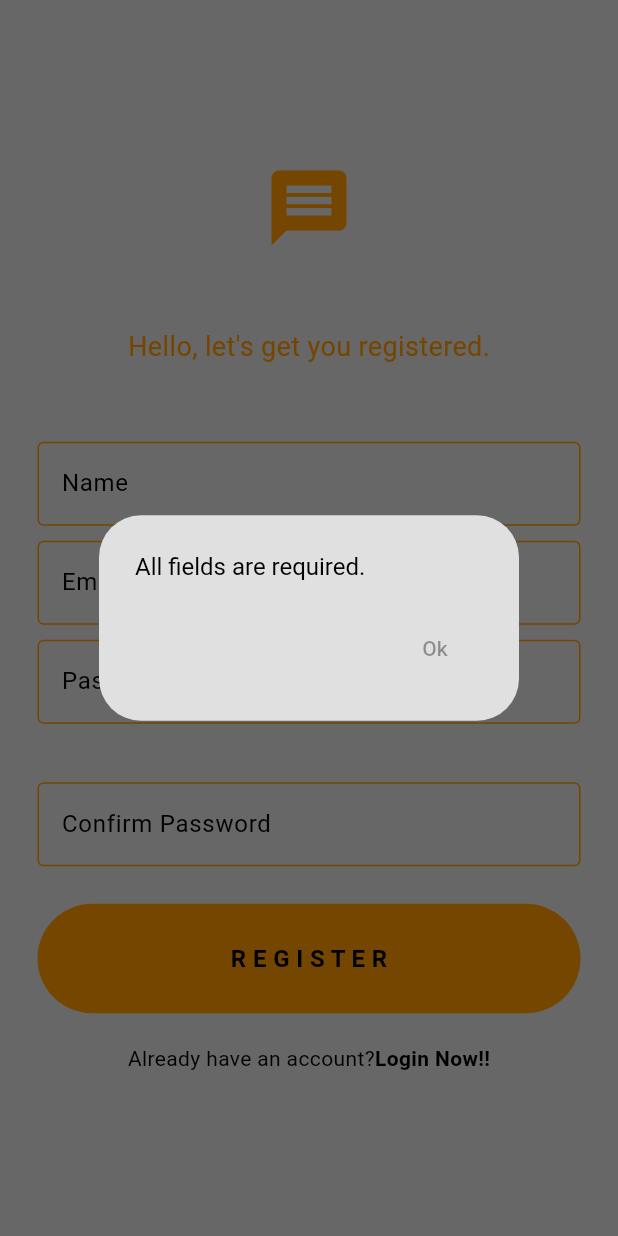
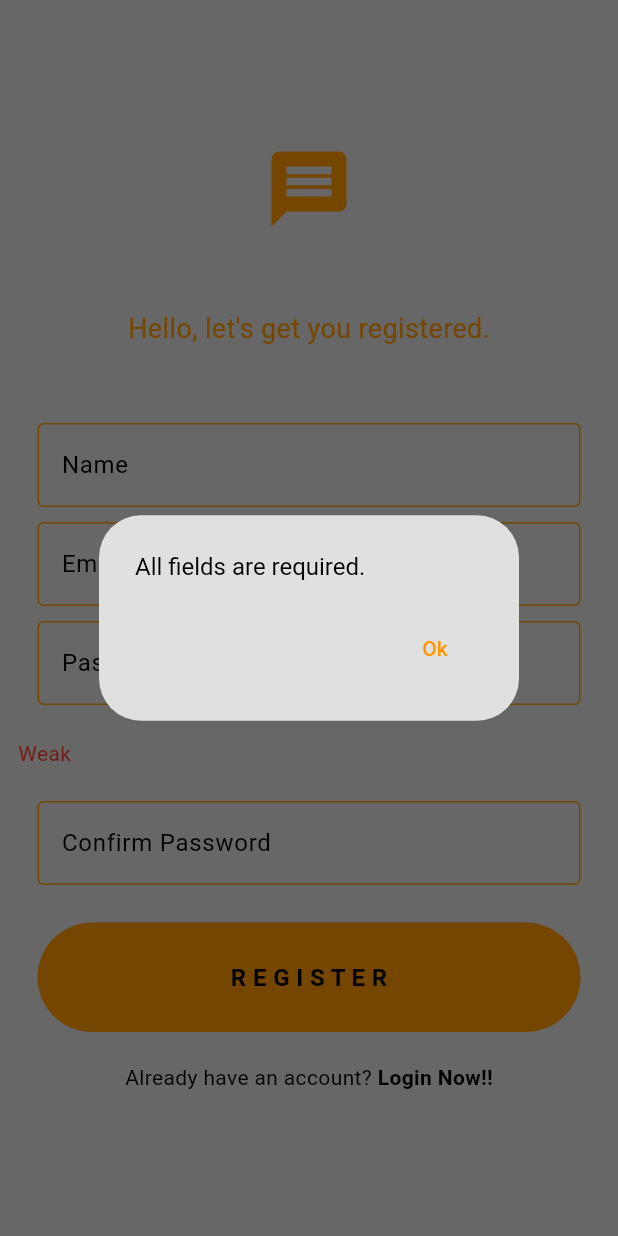
Before and after one commit to tpavankumarreddy/SafeChat_E2EE, a Flutter app: the RegisterPage screen opened directly with empty values, after a tap on "R E G I S T E R", on a phone screen of 412 x 824 dp. Run offline on Flutter 3.47's test engine with Material 3 defaults, Android fonts, the phone set to English and light mode, and no system bars; drawn by our look-alikes of dynamic_color; our stand-ins replace cloud_firestore, cloud_functions, email_validator, firebase_auth, firebase_core, flutter_secure_storage and 6 more; missing offline and left inert: cryptography, email_otp, x25519; accounts and stored records are empty.

Commit message:
Fixed Bugs in Registered Page

```diff
--- a/lib/pages/register_page.dart
+++ b/lib/pages/register_page.dart
@@ -98,12 +98,14 @@ class _RegisterPageState extends State<RegisterPage> {
         _confirmPwController.text.isEmpty) {
       showDialog(
         context: context,
-        builder: (context) => const AlertDialog(
-          title: Text("All fields are required.", style: TextStyle(fontSize: 16)),
+        builder: (context) => AlertDialog(
+          title: const Text("All fields are required.", style: TextStyle(fontSize: 16)),
           actions: [
             TextButton(
-              onPressed: null,
-              child: Text('Ok'),
+              onPressed: () {
+                Navigator.pop(context);
+              },
+              child: const Text('Ok'),
             ),
           ],
         ),
@@ -114,12 +116,14 @@ class _RegisterPageState extends State<RegisterPage> {
     if (!EmailValidator.validate(_emailController.text)) {
       showDialog(
         context: context,
-        builder: (context) => const AlertDialog(
-          title: Text("Enter a valid email address.", style: TextStyle(fontSize: 16)),
+        builder: (context) => AlertDialog(
+          title: const Text("Enter a valid email address.", style: TextStyle(fontSize: 16)),
           actions: [
             TextButton(
-              onPressed: null,
-              child: Text('Ok'),
+              onPressed: () {
+                Navigator.pop(context);
+              },
+              child: const Text('Ok'),
             ),
           ],
         ),
@@ -141,12 +145,14 @@ class _RegisterPageState extends State<RegisterPage> {
     } else if (_pwController.text != _confirmPwController.text) {
       showDialog(
         context: context,
-        builder: (context) => const AlertDialog(
-          title: Text("Passwords don't match", style: TextStyle(fontSize: 18)),
+        builder: (context) => AlertDialog(
+          title: const Text("Passwords don't match", style: TextStyle(fontSize: 18)),
           actions: [
             TextButton(
-              onPressed: null,
-              child: Text('Ok'),
+              onPressed: () {
+                Navigator.pop(context);
+              },
+              child: const Text('Ok'),
             ),
           ],
         ),
@@ -154,29 +160,36 @@ class _RegisterPageState extends State<RegisterPage> {
     } else {
       showDialog(
         context: context,
-        builder: (context) => const AlertDialog(
-          title: Text("Password should contain Capital, small letter & Number & Special",
-              style: TextStyle(fontSize: 18)),
+        builder: (context) => AlertDialog(
+          title: const Text(
+            "Password should contain Capital, small letter & Number & Special",
+            style: TextStyle(fontSize: 18),
+          ),
           actions: [
             TextButton(
-              onPressed: null,
-              child: Text('Ok'),
+              onPressed: () {
+                Navigator.pop(context);
+              },
+              child: const Text('Ok'),
             ),
           ],
         ),
       );
     }
 
+    // Handle OTP verification failure if needed
     // if (returnedOTP == null) {
     //   showDialog(
     //     context: context,
-    //     builder: (context) => const AlertDialog(
-    //       title: Text("OTP Verification Failed"),
-    //       content: Text("Please try again."),
+    //     builder: (context) => AlertDialog(
+    //       title: const Text("OTP Verification Failed"),
+    //       content: const Text("Please try again."),
     //       actions: [
     //         TextButton(
-    //           onPressed: null,
-    //           child: Text('Ok'),
+    //           onPressed: () {
+    //             Navigator.pop(context);
+    //           },
+    //           child: const Text('Ok'),
     //         ),
     //       ],
     //     ),
@@ -211,13 +224,15 @@ class _RegisterPageState extends State<RegisterPage> {
               MyTextField(
                 hintText: "Name",
                 obscuredText: false,
-                controller: _nameController, onChanged: (value) {  },
+                controller: _nameController,
+                onChanged: (value) {},
               ),
               const SizedBox(height: 10),
               MyTextField(
                 hintText: "Email",
                 obscuredText: false,
-                controller: _emailController, onChanged: (value) {  },
+                controller: _emailController,
+                onChanged: (value) {},
               ),
               const SizedBox(height: 10),
               MyTextField(
@@ -230,7 +245,10 @@ class _RegisterPageState extends State<RegisterPage> {
               ),
               Padding(
                 padding: const EdgeInsets.all(12.0),
-                child: LinearProgressIndicator(
+                child: Column(
+                  crossAxisAlignment: CrossAxisAlignment.start,
+                  children: [
+                    LinearProgressIndicator(
                       value: passwordStrength,
                       backgroundColor: Colors.grey[300],
                       minHeight: 5,
@@ -242,12 +260,34 @@ class _RegisterPageState extends State<RegisterPage> {
                           ? Colors.blue
                           : Colors.green,
                     ),
+                    const SizedBox(height: 5),
+                    Text(
+                      passwordStrength <= 1 / 4
+                          ? "Weak"
+                          : passwordStrength == 2 / 4
+                          ? "Fair"
+                          : passwordStrength == 3 / 4
+                          ? "Good"
+                          : "Strong",
+                      style: TextStyle(
+                        color: passwordStrength <= 1 / 4
+                            ? Colors.red
+                            : passwordStrength == 2 / 4
+                            ? Colors.yellow
+                            : passwordStrength == 3 / 4
+                            ? Colors.blue
+                            : Colors.green,
+                      ),
+                    ),
+                  ],
+                ),
               ),
               const SizedBox(height: 10),
               MyTextField(
                 hintText: "Confirm Password",
                 obscuredText: true,
-                controller: _confirmPwController, onChanged: (value) {  },
+                controller: _confirmPwController,
+                onChanged: (value) {},
               ),
               const SizedBox(height: 25),
               MyButton(
@@ -258,7 +298,7 @@ class _RegisterPageState extends State<RegisterPage> {
               Row(
                 mainAxisAlignment: MainAxisAlignment.center,
                 children: [
-                  const Text("Already have an account?"),
+                  const Text("Already have an account? "),
                   GestureDetector(
                     onTap: widget.onTap,
                     child: const Text(
```
Lines whose indentation alone changed are shown as unchanged.
